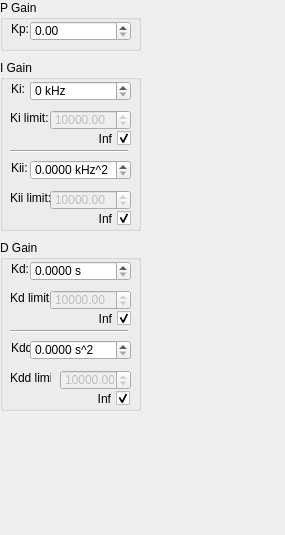
Qt form stabilizer_ui/iir/widgets/pid_settings.ui (OxfordIonTrapGroup/stabilizer-ui) before a commit.
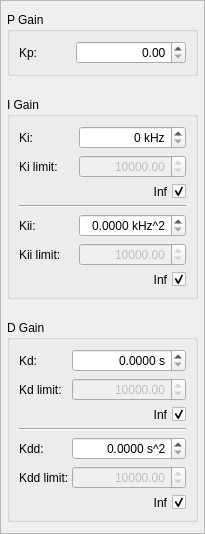
The same form after that commit.

Patch:
```diff
--- a/stabilizer_ui/iir/widgets/pid_settings.ui
+++ b/stabilizer_ui/iir/widgets/pid_settings.ui
@@ -6,45 +6,202 @@
    <rect>
     <x>0</x>
     <y>0</y>
-    <width>285</width>
-    <height>535</height>
+    <width>205</width>
+    <height>534</height>
    </rect>
   </property>
+  <property name="sizePolicy">
+   <sizepolicy hsizetype="Preferred" vsizetype="MinimumExpanding">
+    <horstretch>0</horstretch>
+    <verstretch>0</verstretch>
+   </sizepolicy>
+  </property>
+  <property name="minimumSize">
+   <size>
+    <width>205</width>
+    <height>0</height>
+   </size>
+  </property>
+  <property name="maximumSize">
+   <size>
+    <width>16777215</width>
+    <height>16777215</height>
+   </size>
+  </property>
   <property name="windowTitle">
    <string>Form</string>
   </property>
-  <widget class="QGroupBox" name="iGainBox">
+  <layout class="QVBoxLayout" name="verticalLayout">
+   <property name="leftMargin">
+    <number>0</number>
+   </property>
+   <property name="topMargin">
+    <number>0</number>
+   </property>
+   <property name="rightMargin">
+    <number>0</number>
+   </property>
+   <property name="bottomMargin">
+    <number>0</number>
+   </property>
+   <item>
+    <widget class="QScrollArea" name="scrollArea">
+     <property name="sizePolicy">
+      <sizepolicy hsizetype="Preferred" vsizetype="Expanding">
+       <horstretch>0</horstretch>
+       <verstretch>0</verstretch>
+      </sizepolicy>
+     </property>
+     <property name="maximumSize">
+      <size>
+       <width>16777215</width>
+       <height>16777215</height>
+      </size>
+     </property>
+     <property name="frameShadow">
+      <enum>QFrame::Raised</enum>
+     </property>
+     <property name="horizontalScrollBarPolicy">
+      <enum>Qt::ScrollBarAsNeeded</enum>
+     </property>
+     <property name="widgetResizable">
+      <bool>true</bool>
+     </property>
+     <widget class="QWidget" name="scrollAreaWidgetContents">
    <property name="geometry">
     <rect>
      <x>0</x>
-     <y>60</y>
-     <width>141</width>
-     <height>171</height>
-    </rect>
-   </property>
+        <y>0</y>
+        <width>203</width>
+        <height>541</height>
+       </rect>
+      </property>
+      <layout class="QVBoxLayout" name="verticalLayout_2">
+       <property name="leftMargin">
+        <number>6</number>
+       </property>
+       <property name="topMargin">
+        <number>6</number>
+       </property>
+       <property name="rightMargin">
+        <number>6</number>
+       </property>
+       <property name="bottomMargin">
+        <number>6</number>
+       </property>
+       <item>
+        <widget class="QGroupBox" name="KpGroup">
+         <property name="sizePolicy">
+          <sizepolicy hsizetype="Ignored" vsizetype="Fixed">
+           <horstretch>0</horstretch>
+           <verstretch>0</verstretch>
+          </sizepolicy>
+         </property>
+         <property name="title">
+          <string>P Gain</string>
+         </property>
+         <layout class="QGridLayout" name="gridLayout_2">
+          <item row="0" column="0">
+           <widget class="QLabel" name="KpLabel">
+            <property name="sizePolicy">
+             <sizepolicy hsizetype="Fixed" vsizetype="Preferred">
+              <horstretch>0</horstretch>
+              <verstretch>0</verstretch>
+             </sizepolicy>
+            </property>
    <property name="minimumSize">
     <size>
-     <width>141</width>
-     <height>171</height>
-    </size>
-   </property>
-   <property name="maximumSize">
+              <width>51</width>
+              <height>0</height>
+             </size>
+            </property>
+            <property name="text">
+             <string>Kp: </string>
+            </property>
+           </widget>
+          </item>
+          <item row="0" column="1">
+           <widget class="QDoubleSpinBox" name="KpBox">
+            <property name="sizePolicy">
+             <sizepolicy hsizetype="Expanding" vsizetype="Fixed">
+              <horstretch>0</horstretch>
+              <verstretch>0</verstretch>
+             </sizepolicy>
+            </property>
+            <property name="alignment">
+             <set>Qt::AlignRight|Qt::AlignTrailing|Qt::AlignVCenter</set>
+            </property>
+            <property name="keyboardTracking">
+             <bool>false</bool>
+            </property>
+            <property name="maximum">
+             <double>100000.000000000000000</double>
+            </property>
+           </widget>
+          </item>
+         </layout>
+        </widget>
+       </item>
+       <item>
+        <spacer name="verticalSpacer">
+         <property name="orientation">
+          <enum>Qt::Vertical</enum>
+         </property>
+         <property name="sizeType">
+          <enum>QSizePolicy::Fixed</enum>
+         </property>
+         <property name="sizeHint" stdset="0">
     <size>
-     <width>141</width>
-     <height>171</height>
-    </size>
+           <width>10</width>
+           <height>10</height>
+          </size>
+         </property>
+        </spacer>
+       </item>
+       <item>
+        <widget class="QGroupBox" name="KiGroup">
+         <property name="sizePolicy">
+          <sizepolicy hsizetype="Expanding" vsizetype="Fixed">
+           <horstretch>0</horstretch>
+           <verstretch>0</verstretch>
+          </sizepolicy>
+         </property>
+         <property name="contextMenuPolicy">
+          <enum>Qt::DefaultContextMenu</enum>
    </property>
    <property name="title">
     <string>I Gain</string>
    </property>
+         <layout class="QGridLayout" name="gridLayout">
+          <property name="horizontalSpacing">
+           <number>0</number>
+          </property>
+          <item row="0" column="0">
+           <widget class="QLabel" name="KiLabel">
+            <property name="minimumSize">
+             <size>
+              <width>60</width>
+              <height>0</height>
+             </size>
+            </property>
+            <property name="text">
+             <string>Ki: </string>
+            </property>
+           </widget>
+          </item>
+          <item row="0" column="2">
    <widget class="QDoubleSpinBox" name="KiBox">
-    <property name="geometry">
-     <rect>
-      <x>30</x>
-      <y>21</y>
-      <width>101</width>
-      <height>20</height>
-     </rect>
+            <property name="sizePolicy">
+             <sizepolicy hsizetype="Expanding" vsizetype="Fixed">
+              <horstretch>0</horstretch>
+              <verstretch>0</verstretch>
+             </sizepolicy>
+            </property>
+            <property name="styleSheet">
+             <string notr="true"/>
+            </property>
+            <property name="alignment">
+             <set>Qt::AlignRight|Qt::AlignTrailing|Qt::AlignVCenter</set>
     </property>
     <property name="keyboardTracking">
      <bool>false</bool>
@@ -59,43 +216,36 @@
      <double>1000.000000000000000</double>
     </property>
    </widget>
-   <widget class="QLabel" name="label_3">
-    <property name="geometry">
-     <rect>
-      <x>11</x>
-      <y>21</y>
-      <width>19</width>
-      <height>16</height>
-     </rect>
-    </property>
-    <property name="text">
-     <string>Ki: </string>
-    </property>
-   </widget>
-   <widget class="QLabel" name="label_4">
-    <property name="geometry">
-     <rect>
-      <x>10</x>
-      <y>50</y>
-      <width>41</width>
-      <height>16</height>
-     </rect>
+          </item>
+          <item row="1" column="0">
+           <widget class="QLabel" name="KiLimitLabel">
+            <property name="minimumSize">
+             <size>
+              <width>60</width>
+              <height>0</height>
+             </size>
     </property>
     <property name="text">
      <string>Ki limit: </string>
     </property>
    </widget>
+          </item>
+          <item row="1" column="2">
    <widget class="QDoubleSpinBox" name="Ki_limitBox">
     <property name="enabled">
      <bool>false</bool>
     </property>
-    <property name="geometry">
-     <rect>
-      <x>50</x>
-      <y>50</y>
-      <width>81</width>
-      <height>20</height>
-     </rect>
+            <property name="sizePolicy">
+             <sizepolicy hsizetype="Expanding" vsizetype="Fixed">
+              <horstretch>0</horstretch>
+              <verstretch>0</verstretch>
+             </sizepolicy>
+            </property>
+            <property name="styleSheet">
+             <string notr="true">anchors.fill:parent</string>
+            </property>
+            <property name="alignment">
+             <set>Qt::AlignRight|Qt::AlignTrailing|Qt::AlignVCenter</set>
     </property>
     <property name="keyboardTracking">
      <bool>false</bool>
@@ -107,75 +257,40 @@
      <double>10000.000000000000000</double>
     </property>
    </widget>
+          </item>
+          <item row="3" column="0" colspan="3">
    <widget class="Line" name="line">
-    <property name="geometry">
-     <rect>
-      <x>10</x>
-      <y>90</y>
-      <width>118</width>
-      <height>3</height>
-     </rect>
-    </property>
     <property name="orientation">
      <enum>Qt::Horizontal</enum>
     </property>
    </widget>
-   <widget class="QLabel" name="label_5">
-    <property name="geometry">
-     <rect>
-      <x>11</x>
-      <y>100</y>
-      <width>19</width>
-      <height>16</height>
-     </rect>
+          </item>
+          <item row="4" column="0">
+           <widget class="QLabel" name="KiiLabel">
+            <property name="minimumSize">
+             <size>
+              <width>60</width>
+              <height>0</height>
+             </size>
     </property>
     <property name="text">
      <string>Kii: </string>
     </property>
    </widget>
-   <widget class="QLabel" name="label_6">
-    <property name="geometry">
-     <rect>
-      <x>10</x>
-      <y>130</y>
-      <width>41</width>
-      <height>16</height>
-     </rect>
-    </property>
-    <property name="text">
-     <string>Kii limit: </string>
-    </property>
-   </widget>
-   <widget class="QDoubleSpinBox" name="Kii_limitBox">
-    <property name="enabled">
-     <bool>false</bool>
-    </property>
-    <property name="geometry">
-     <rect>
-      <x>50</x>
-      <y>130</y>
-      <width>81</width>
-      <height>20</height>
-     </rect>
-    </property>
-    <property name="keyboardTracking">
-     <bool>false</bool>
-    </property>
-    <property name="maximum">
-     <double>100000.000000000000000</double>
-    </property>
-    <property name="value">
-     <double>10000.000000000000000</double>
-    </property>
-   </widget>
+          </item>
+          <item row="4" column="2">
    <widget class="QDoubleSpinBox" name="KiiBox">
-    <property name="geometry">
-     <rect>
-      <x>30</x>
-      <y>100</y>
-      <width>101</width>
-      <height>20</height>
-     </rect>
+            <property name="sizePolicy">
+             <sizepolicy hsizetype="Expanding" vsizetype="Fixed">
+              <horstretch>0</horstretch>
+              <verstretch>0</verstretch>
+             </sizepolicy>
+            </property>
+            <property name="styleSheet">
+             <string notr="true">anchors.fill:parent</string>
+            </property>
+            <property name="alignment">
+             <set>Qt::AlignRight|Qt::AlignTrailing|Qt::AlignVCenter</set>
     </property>
     <property name="keyboardTracking">
      <bool>false</bool>
@@ -193,18 +308,59 @@
      <double>0.001000000000000</double>
     </property>
    </widget>
+          </item>
+          <item row="5" column="0">
+           <widget class="QLabel" name="KiiLimitLabel">
+            <property name="minimumSize">
+             <size>
+              <width>60</width>
+              <height>0</height>
+             </size>
+            </property>
+            <property name="text">
+             <string>Kii limit: </string>
+            </property>
+           </widget>
+          </item>
+          <item row="5" column="2">
+           <widget class="QDoubleSpinBox" name="Kii_limitBox">
+            <property name="enabled">
+             <bool>false</bool>
+            </property>
+            <property name="sizePolicy">
+             <sizepolicy hsizetype="Expanding" vsizetype="Fixed">
+              <horstretch>0</horstretch>
+              <verstretch>0</verstretch>
+             </sizepolicy>
+            </property>
+            <property name="alignment">
+             <set>Qt::AlignRight|Qt::AlignTrailing|Qt::AlignVCenter</set>
+            </property>
+            <property name="keyboardTracking">
+             <bool>false</bool>
+            </property>
+            <property name="maximum">
+             <double>100000.000000000000000</double>
+            </property>
+            <property name="value">
+             <double>10000.000000000000000</double>
+            </property>
+           </widget>
+          </item>
+          <item row="2" column="0" colspan="3">
    <widget class="QCheckBox" name="Ki_limitIsInf">
-    <property name="geometry">
-     <rect>
-      <x>50</x>
-      <y>70</y>
-      <width>81</width>
-      <height>17</height>
-     </rect>
+            <property name="sizePolicy">
+             <sizepolicy hsizetype="Expanding" vsizetype="Fixed">
+              <horstretch>0</horstretch>
+              <verstretch>0</verstretch>
+             </sizepolicy>
     </property>
     <property name="layoutDirection">
      <enum>Qt::RightToLeft</enum>
     </property>
+            <property name="styleSheet">
+             <string notr="true">spacing: 5px</string>
+            </property>
     <property name="text">
      <string>Inf</string>
     </property>
@@ -212,18 +368,21 @@
      <bool>true</bool>
     </property>
    </widget>
+          </item>
+          <item row="6" column="0" colspan="3">
    <widget class="QCheckBox" name="Kii_limitIsInf">
-    <property name="geometry">
-     <rect>
-      <x>50</x>
-      <y>150</y>
-      <width>81</width>
-      <height>17</height>
-     </rect>
+            <property name="sizePolicy">
+             <sizepolicy hsizetype="Expanding" vsizetype="Fixed">
+              <horstretch>0</horstretch>
+              <verstretch>0</verstretch>
+             </sizepolicy>
     </property>
     <property name="layoutDirection">
      <enum>Qt::RightToLeft</enum>
     </property>
+            <property name="styleSheet">
+             <string notr="true">spacing: 5px</string>
+            </property>
     <property name="text">
      <string>Inf</string>
     </property>
@@ -231,224 +390,176 @@
      <bool>true</bool>
     </property>
    </widget>
-  </widget>
-  <widget class="QGroupBox" name="pGainBox">
-   <property name="geometry">
-    <rect>
-     <x>0</x>
-     <y>0</y>
-     <width>141</width>
-     <height>51</height>
-    </rect>
-   </property>
-   <property name="minimumSize">
-    <size>
-     <width>141</width>
-     <height>51</height>
-    </size>
-   </property>
-   <property name="maximumSize">
+          </item>
+         </layout>
+        </widget>
+       </item>
+       <item>
+        <spacer name="verticalSpacer_2">
+         <property name="orientation">
+          <enum>Qt::Vertical</enum>
+         </property>
+         <property name="sizeType">
+          <enum>QSizePolicy::Fixed</enum>
+         </property>
+         <property name="sizeHint" stdset="0">
     <size>
-     <width>141</width>
-     <height>51</height>
-    </size>
-   </property>
-   <property name="title">
-    <string>P Gain</string>
-   </property>
-   <widget class="QDoubleSpinBox" name="KpBox">
-    <property name="geometry">
-     <rect>
-      <x>30</x>
-      <y>21</y>
-      <width>101</width>
-      <height>20</height>
-     </rect>
-    </property>
-    <property name="keyboardTracking">
-     <bool>false</bool>
-    </property>
-    <property name="maximum">
-     <double>100000.000000000000000</double>
-    </property>
-   </widget>
-   <widget class="QLabel" name="label">
-    <property name="geometry">
-     <rect>
-      <x>11</x>
-      <y>21</y>
-      <width>19</width>
-      <height>16</height>
-     </rect>
-    </property>
-    <property name="text">
-     <string>Kp: </string>
-    </property>
-   </widget>
-  </widget>
-  <widget class="QGroupBox" name="dGainBox">
-   <property name="geometry">
-    <rect>
-     <x>0</x>
-     <y>240</y>
-     <width>141</width>
-     <height>171</height>
-    </rect>
-   </property>
-   <property name="minimumSize">
-    <size>
-     <width>141</width>
-     <height>171</height>
-    </size>
-   </property>
-   <property name="maximumSize">
-    <size>
-     <width>141</width>
-     <height>171</height>
-    </size>
+           <width>10</width>
+           <height>10</height>
+          </size>
+         </property>
+        </spacer>
+       </item>
+       <item>
+        <widget class="QGroupBox" name="groupBox_3">
+         <property name="sizePolicy">
+          <sizepolicy hsizetype="Preferred" vsizetype="Fixed">
+           <horstretch>0</horstretch>
+           <verstretch>0</verstretch>
+          </sizepolicy>
    </property>
    <property name="title">
     <string>D Gain</string>
    </property>
-   <widget class="QDoubleSpinBox" name="KdBox">
-    <property name="geometry">
-     <rect>
-      <x>30</x>
-      <y>21</y>
-      <width>101</width>
-      <height>20</height>
-     </rect>
-    </property>
+         <layout class="QGridLayout" name="gridLayout_3">
+          <property name="horizontalSpacing">
+           <number>0</number>
+          </property>
+          <item row="3" column="0" colspan="2">
+           <widget class="QCheckBox" name="Kd_limitIsInf">
+            <property name="sizePolicy">
+             <sizepolicy hsizetype="Preferred" vsizetype="Fixed">
+              <horstretch>0</horstretch>
+              <verstretch>0</verstretch>
+             </sizepolicy>
+            </property>
+            <property name="layoutDirection">
+             <enum>Qt::RightToLeft</enum>
+            </property>
+            <property name="styleSheet">
+             <string notr="true">spacing: 5px</string>
+            </property>
+            <property name="text">
+             <string>Inf</string>
+            </property>
+            <property name="checked">
+             <bool>true</bool>
+            </property>
+           </widget>
+          </item>
+          <item row="6" column="1">
+           <widget class="QDoubleSpinBox" name="Kdd_limitBox">
+            <property name="enabled">
+             <bool>false</bool>
+            </property>
+            <property name="sizePolicy">
+             <sizepolicy hsizetype="Preferred" vsizetype="Fixed">
+              <horstretch>0</horstretch>
+              <verstretch>0</verstretch>
+             </sizepolicy>
+            </property>
+            <property name="alignment">
+             <set>Qt::AlignRight|Qt::AlignTrailing|Qt::AlignVCenter</set>
+            </property>
     <property name="keyboardTracking">
      <bool>false</bool>
     </property>
-    <property name="suffix">
-     <string> s</string>
-    </property>
-    <property name="decimals">
-     <number>4</number>
-    </property>
+            <property name="maximum">
+             <double>100000.000000000000000</double>
+            </property>
+            <property name="value">
+             <double>10000.000000000000000</double>
+            </property>
+           </widget>
+          </item>
+          <item row="6" column="0">
+           <widget class="QLabel" name="label_10">
+            <property name="text">
+             <string>Kdd limit: </string>
+            </property>
+           </widget>
+          </item>
+          <item row="2" column="1">
+           <widget class="QDoubleSpinBox" name="Kd_limitBox">
+            <property name="enabled">
+             <bool>false</bool>
+            </property>
+            <property name="sizePolicy">
+             <sizepolicy hsizetype="Expanding" vsizetype="Fixed">
+              <horstretch>0</horstretch>
+              <verstretch>0</verstretch>
+             </sizepolicy>
+            </property>
+            <property name="alignment">
+             <set>Qt::AlignRight|Qt::AlignTrailing|Qt::AlignVCenter</set>
+            </property>
+            <property name="keyboardTracking">
+             <bool>false</bool>
+            </property>
     <property name="maximum">
      <double>100000.000000000000000</double>
     </property>
-   </widget>
+            <property name="value">
+             <double>10000.000000000000000</double>
+            </property>
+           </widget>
+          </item>
+          <item row="1" column="0">
    <widget class="QLabel" name="label_7">
-    <property name="geometry">
-     <rect>
-      <x>11</x>
-      <y>21</y>
-      <width>19</width>
-      <height>16</height>
-     </rect>
-    </property>
     <property name="text">
      <string>Kd: </string>
     </property>
    </widget>
-   <widget class="QLabel" name="label_8">
-    <property name="geometry">
-     <rect>
-      <x>10</x>
-      <y>50</y>
-      <width>41</width>
-      <height>16</height>
-     </rect>
-    </property>
-    <property name="text">
-     <string>Kd limit: </string>
-    </property>
-   </widget>
-   <widget class="QDoubleSpinBox" name="Kd_limitBox">
-    <property name="enabled">
-     <bool>false</bool>
-    </property>
-    <property name="geometry">
-     <rect>
-      <x>50</x>
-      <y>50</y>
-      <width>81</width>
-      <height>20</height>
-     </rect>
+          </item>
+          <item row="1" column="1">
+           <widget class="QDoubleSpinBox" name="KdBox">
+            <property name="sizePolicy">
+             <sizepolicy hsizetype="Expanding" vsizetype="Fixed">
+              <horstretch>0</horstretch>
+              <verstretch>0</verstretch>
+             </sizepolicy>
+            </property>
+            <property name="alignment">
+             <set>Qt::AlignRight|Qt::AlignTrailing|Qt::AlignVCenter</set>
     </property>
     <property name="keyboardTracking">
      <bool>false</bool>
     </property>
+            <property name="suffix">
+             <string> s</string>
+            </property>
+            <property name="decimals">
+             <number>4</number>
+            </property>
     <property name="maximum">
      <double>100000.000000000000000</double>
     </property>
-    <property name="value">
-     <double>10000.000000000000000</double>
-    </property>
-   </widget>
+           </widget>
+          </item>
+          <item row="4" column="0" colspan="2">
    <widget class="Line" name="line_2">
-    <property name="geometry">
-     <rect>
-      <x>10</x>
-      <y>90</y>
-      <width>118</width>
-      <height>3</height>
-     </rect>
-    </property>
     <property name="orientation">
      <enum>Qt::Horizontal</enum>
     </property>
    </widget>
+          </item>
+          <item row="5" column="0">
    <widget class="QLabel" name="label_9">
-    <property name="geometry">
-     <rect>
-      <x>11</x>
-      <y>100</y>
-      <width>19</width>
-      <height>16</height>
-     </rect>
-    </property>
     <property name="text">
      <string>Kdd: </string>
     </property>
    </widget>
-   <widget class="QLabel" name="label_10">
-    <property name="geometry">
-     <rect>
-      <x>10</x>
-      <y>130</y>
-      <width>41</width>
-      <height>16</height>
-     </rect>
-    </property>
-    <property name="text">
-     <string>Kdd limit: </string>
-    </property>
-   </widget>
-   <widget class="QDoubleSpinBox" name="Kdd_limitBox">
-    <property name="enabled">
-     <bool>false</bool>
-    </property>
-    <property name="geometry">
-     <rect>
-      <x>60</x>
-      <y>130</y>
-      <width>71</width>
-      <height>20</height>
-     </rect>
-    </property>
-    <property name="keyboardTracking">
-     <bool>false</bool>
-    </property>
-    <property name="maximum">
-     <double>100000.000000000000000</double>
-    </property>
-    <property name="value">
-     <double>10000.000000000000000</double>
-    </property>
-   </widget>
+          </item>
+          <item row="5" column="1">
    <widget class="QDoubleSpinBox" name="KddBox">
-    <property name="geometry">
-     <rect>
-      <x>30</x>
-      <y>100</y>
-      <width>101</width>
-      <height>20</height>
-     </rect>
+            <property name="sizePolicy">
+             <sizepolicy hsizetype="Preferred" vsizetype="Fixed">
+              <horstretch>0</horstretch>
+              <verstretch>0</verstretch>
+             </sizepolicy>
+            </property>
+            <property name="alignment">
+             <set>Qt::AlignRight|Qt::AlignTrailing|Qt::AlignVCenter</set>
     </property>
     <property name="keyboardTracking">
      <bool>false</bool>
@@ -463,37 +574,21 @@
      <double>100000.000000000000000</double>
     </property>
    </widget>
-   <widget class="QCheckBox" name="Kd_limitIsInf">
-    <property name="geometry">
-     <rect>
-      <x>50</x>
-      <y>70</y>
-      <width>81</width>
-      <height>17</height>
-     </rect>
-    </property>
-    <property name="layoutDirection">
-     <enum>Qt::RightToLeft</enum>
-    </property>
-    <property name="text">
-     <string>Inf</string>
-    </property>
-    <property name="checked">
-     <bool>true</bool>
-    </property>
-   </widget>
+          </item>
+          <item row="7" column="0" colspan="2">
    <widget class="QCheckBox" name="Kdd_limitIsInf">
-    <property name="geometry">
-     <rect>
-      <x>60</x>
-      <y>150</y>
-      <width>70</width>
-      <height>17</height>
-     </rect>
+            <property name="sizePolicy">
+             <sizepolicy hsizetype="Preferred" vsizetype="Fixed">
+              <horstretch>0</horstretch>
+              <verstretch>0</verstretch>
+             </sizepolicy>
     </property>
     <property name="layoutDirection">
      <enum>Qt::RightToLeft</enum>
     </property>
+            <property name="styleSheet">
+             <string notr="true">spacing: 5px</string>
+            </property>
     <property name="text">
      <string>Inf</string>
     </property>
@@ -504,7 +599,22 @@
      <bool>false</bool>
     </property>
    </widget>
-  </widget>
+          </item>
+          <item row="2" column="0">
+           <widget class="QLabel" name="label_8">
+            <property name="text">
+             <string>Kd limit:</string>
+            </property>
+           </widget>
+          </item>
+         </layout>
+        </widget>
+       </item>
+      </layout>
+     </widget>
+    </widget>
+   </item>
+  </layout>
  </widget>
  <resources/>
  <connections>
```
Left out of the diff: 4 changed lines with no effect on the pictures. Lines whose indentation alone changed are shown as unchanged.
